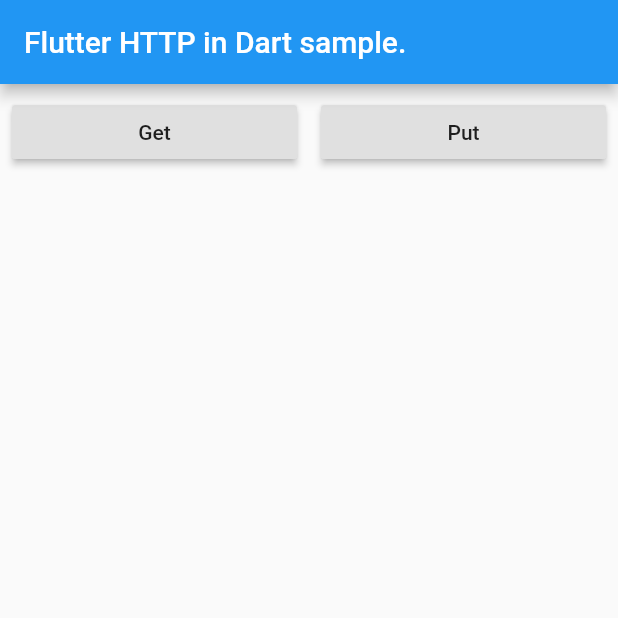
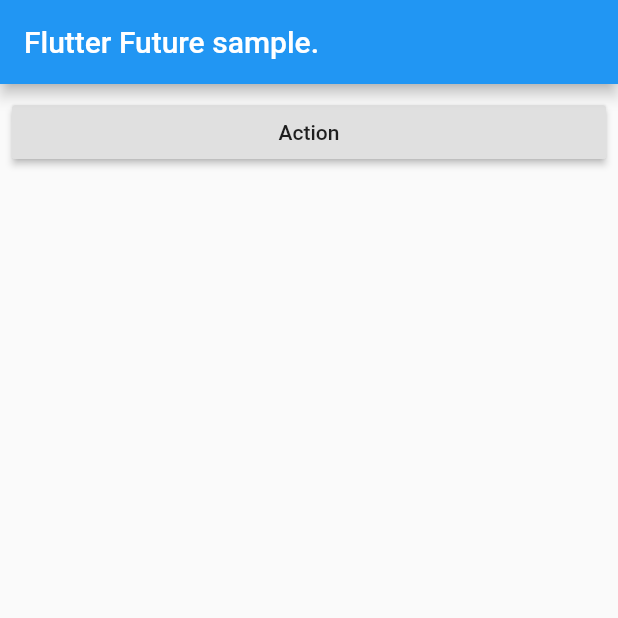
Before and after one commit to yaosatoshi/flutter_samples, a Flutter app: the screen it shows after launch, on a phone screen of 412 x 824 dp, the top half of it. Run offline on Flutter 3.47's test engine with Material 2 defaults, Android fonts, the phone set to English and light mode, and no system bars.

Commit message:
4-2-1 future sample

```diff
--- a/lib/main.dart
+++ b/lib/main.dart
@@ -1,7 +1,6 @@
 import 'package:flutter/cupertino.dart';
 import 'package:flutter/material.dart';
 import 'package:provider/provider.dart';
-import 'package:http/http.dart' as http;
 
 void main() => runApp(MyApp());
 
@@ -19,31 +18,16 @@ class MyApp extends StatelessWidget {
 class _Notifier extends ValueNotifier<String> {
   _Notifier() : super("");
 
-  List<String> listdata = [];
-  List<String> getData() => listdata;
+  int _counter = 0;
 
-  void httpGet() {
-    const url = 'https://jsonplaceholder.typicode.com/posts';
-    print("httpGet called. /url:$url");
-    http.get(url).then((response) {
-      print("Response status: ${response.statusCode}");
-      print("Response body: ${response.body}");
-      listdata = response.body.split("\n");
-      value = response.body;
-    });
+  void action() async {
+    value = await getAsyncString();
   }
 
-  void httpPut() {
-    const url = 'https://httpbin.org/put';
-    print("httpPut called. /url:$url");
-    Map<String, String> headers = {'content-type': 'application/json'};
-    String body = '{"name":"FlutterSample"}';
-    http.put(url, headers: headers, body: body).then((response) {
-      print("Response status: ${response.statusCode}");
-      print("Response body: ${response.body}");
-      listdata = response.body.split("\n");
-      value = response.body;
-    });
+  Future<String> getAsyncString() async {
+    var st = DateTime.now().millisecondsSinceEpoch;
+    await Future.delayed(new Duration(seconds: 2));
+    return "getAsyncString() called. ${++_counter} times. /delay:${DateTime.now().millisecondsSinceEpoch - st}ms";
   }
 }
 
@@ -56,48 +40,24 @@ class MyHomePage extends StatelessWidget {
   @override
   Widget build(BuildContext context) {
     return Scaffold(
-      appBar: AppBar(title: Text("Flutter HTTP in Dart sample.")),
+      appBar: AppBar(title: Text("Flutter Future sample.")),
       body: Column(
         children: [
           Row(
-            mainAxisAlignment: MainAxisAlignment.spaceEvenly,
             children: [
               Expanded(
                 child: Padding(
                   padding: EdgeInsets.all(8.0),
                   child: RaisedButton(
                     onPressed: () =>
-                        MyHomePage.of(context, listen: false).httpGet(),
-                    child: Text('Get'),
-                  ),
-                ),
-              ),
-              Expanded(
-                child: Padding(
-                  padding: EdgeInsets.all(8.0),
-                  child: RaisedButton(
-                    onPressed: () =>
-                        MyHomePage.of(context, listen: false).httpPut(),
-                    child: Text('Put'),
+                        MyHomePage.of(context, listen: false).action(),
+                    child: Text('Action'),
                   ),
                 ),
               ),
             ],
           ),
-          Expanded(
-            child: ListView.builder(
-              scrollDirection: Axis.vertical,
-              shrinkWrap: true,
-              itemCount: MyHomePage.of(context, listen: true).getData().length,
-              itemBuilder: (context, int index) {
-                return Padding(
-                  padding: EdgeInsets.all(4.0),
-                  child: Text(
-                      MyHomePage.of(context, listen: false).getData()[index]),
-                );
-              },
-            ),
-          ),
+          Text("${MyHomePage.of(context).value}")
         ],
       ),
     );
--- a/pubspec.yaml
+++ b/pubspec.yaml
@@ -29,7 +29,6 @@ dependencies:
   # Use with the CupertinoIcons class for iOS style icons.
   cupertino_icons: ^0.1.3
   provider:
-  http:
 
 dev_dependencies:
   flutter_test:
```
